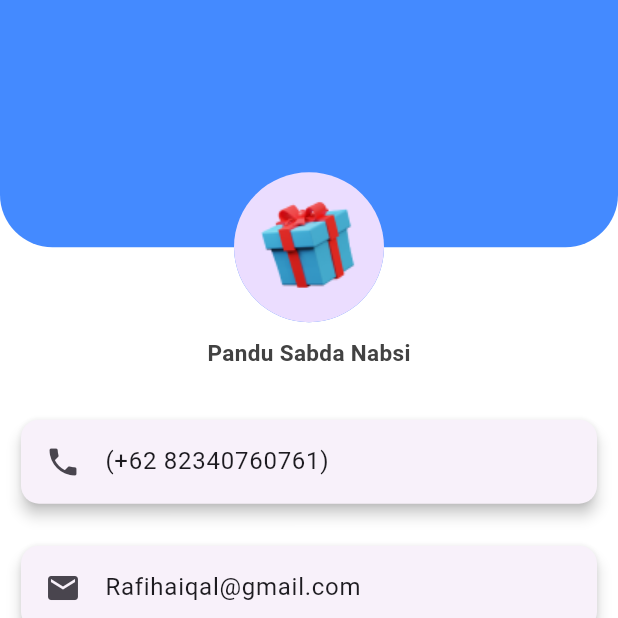
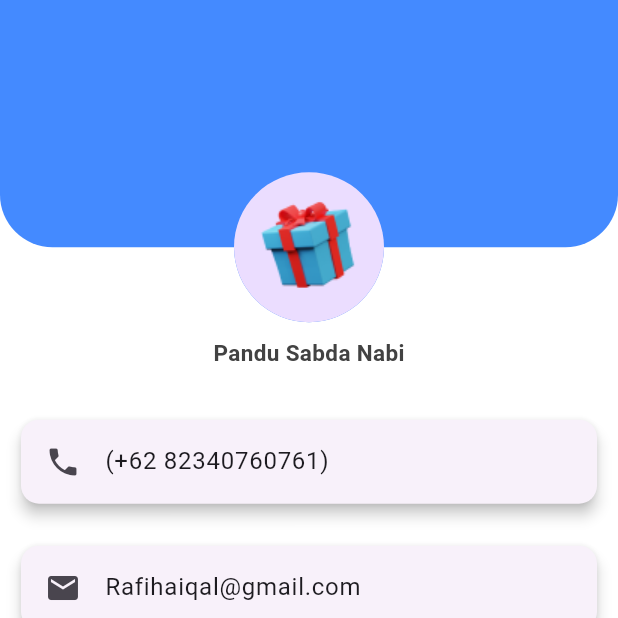
Before and after one commit to sabdanabi/Project-PAS, a Flutter app: the screen it shows after launch, on a phone screen of 412 x 824 dp, the top half of it. Run offline on Flutter 3.47's test engine with Material 2 defaults, Android fonts, the phone set to English and light mode, and no system bars; our stand-ins replace get.

```diff
--- a/lib/Profile/Profilepage.dart
+++ b/lib/Profile/Profilepage.dart
@@ -24,7 +24,7 @@ class Profile extends StatelessWidget {
               crossAxisAlignment: CrossAxisAlignment.center,
               children: [
                 Text(
-                  'Pandu Sabda Nabsi',
+                  'Pandu Sabda Nabi',
                   style: TextStyle(
                       fontSize: 15,
                       fontWeight: FontWeight.bold,
```
